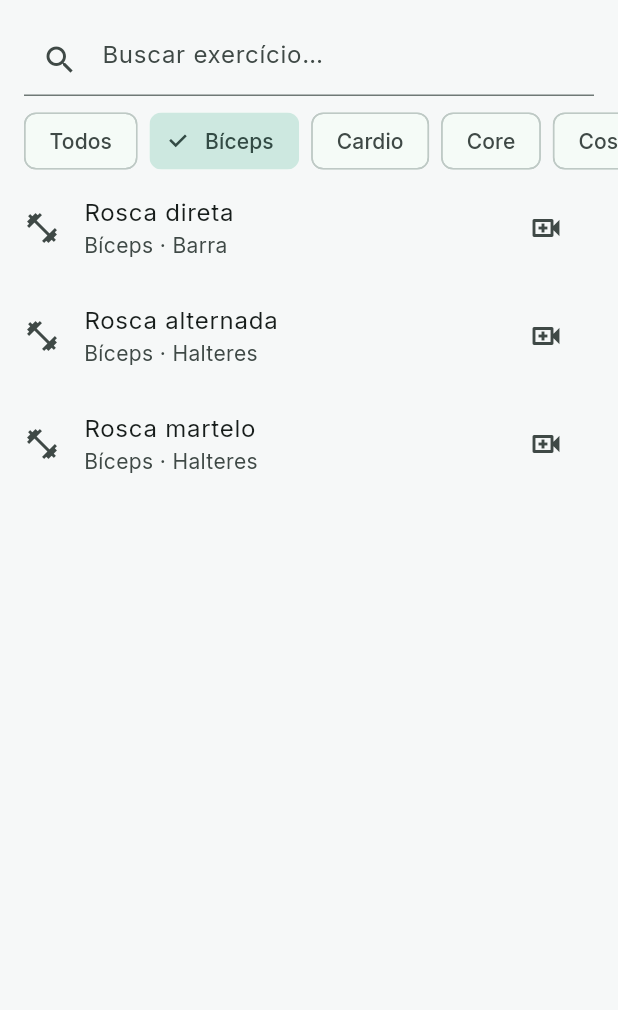
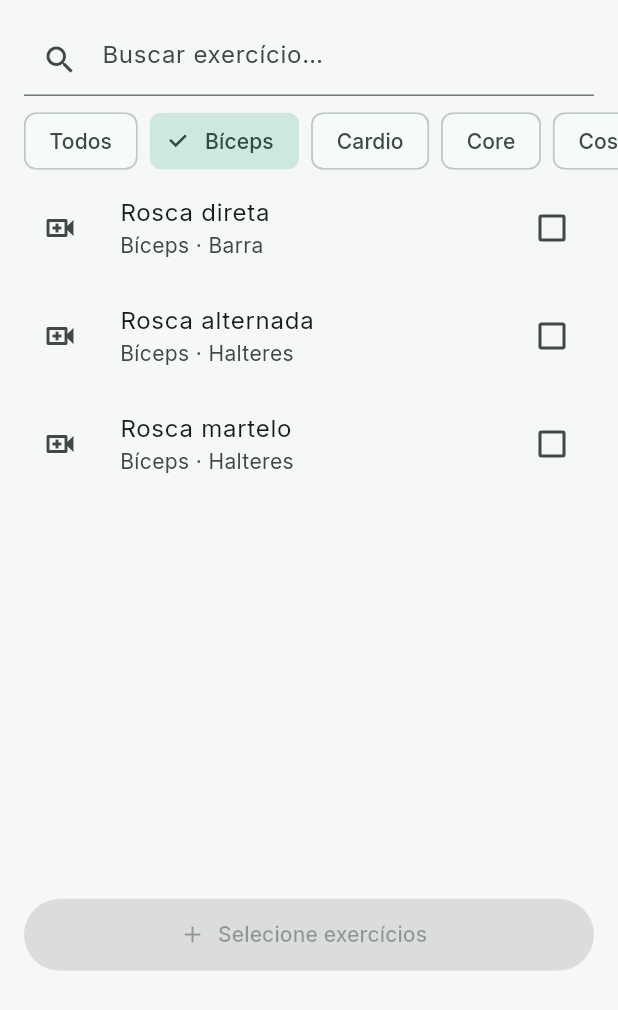
Before and after one commit to HKLopeS3/360Fit, a Flutter app: the _SeletorExercicio widget shown alone on an empty page, opened directly, after a tap on "Bíceps", on a phone screen of 412 x 824 dp. Shown: the top 1010 px of the screen. Run offline on Flutter 3.47's test engine with Material 3 defaults, Android fonts, the phone set to English and light mode, and no system bars; our stand-ins replace fl_chart, flutter_riverpod, go_router, google_fonts, image_picker, supabase_flutter; accounts and stored records are empty; statements that could not run were skipped.

Commit message:
Permitir selecionar múltiplos exercícios ao adicionar ao treino
Co-Authored-By: Claude Sonnet 4.6 <noreply@anthropic.com>

```diff
--- a/app/lib/features/personal/prescricao_screen.dart
+++ b/app/lib/features/personal/prescricao_screen.dart
@@ -45,22 +45,25 @@ class _PrescricaoScreenState extends ConsumerState<PrescricaoScreen> {
   }
 
   Future<void> _adicionarExercicio() async {
-    final exercicio = await showModalBottomSheet<Exercicio>(
+    final selecionados = await showModalBottomSheet<List<Exercicio>>(
       context: context,
       isScrollControlled: true,
       builder: (_) => const _SeletorExercicio(),
     );
-    if (exercicio == null || _treino == null) return;
+    if (selecionados == null || selecionados.isEmpty || _treino == null) return;
+    final idsExistentes = _treino!.itens.map((i) => i.exercicioId).toSet();
+    final novos = selecionados
+        .where((e) => !idsExistentes.contains(e.id))
+        .map((e) => ItemTreino(
+              exercicioId: e.id,
+              series: 3,
+              repeticoes: '10-12',
+              cargaKg: 0,
+            ))
+        .toList();
+    if (novos.isEmpty) return;
     setState(() {
-      _treino = _treino!.copyWith(itens: [
-        ..._treino!.itens,
-        ItemTreino(
-          exercicioId: exercicio.id,
-          series: 3,
-          repeticoes: '10-12',
-          cargaKg: 0,
-        ),
-      ]);
+      _treino = _treino!.copyWith(itens: [..._treino!.itens, ...novos]);
     });
   }
 
@@ -315,6 +318,7 @@ class _SeletorExercicio extends ConsumerStatefulWidget {
 class _SeletorExercicioState extends ConsumerState<_SeletorExercicio> {
   String _busca = '';
   String? _grupo;
+  final Set<String> _selecionados = {};
 
   Future<void> _editarVideo(Exercicio e) async {
     final controller = TextEditingController(text: e.videoUrl);
@@ -416,11 +420,17 @@ class _SeletorExercicioState extends ConsumerState<_SeletorExercicio> {
                   itemCount: filtrados.length,
                   itemBuilder: (context, i) {
                     final e = filtrados[i];
-                    return ListTile(
-                      leading: const Icon(Icons.fitness_center),
-                      title: Text(e.nome),
-                      subtitle: Text('${e.grupoMuscular} · ${e.equipamento}'),
-                      trailing: IconButton(
+                    final selecionado = _selecionados.contains(e.id);
+                    return CheckboxListTile(
+                      value: selecionado,
+                      onChanged: (_) => setState(() {
+                        if (selecionado) {
+                          _selecionados.remove(e.id);
+                        } else {
+                          _selecionados.add(e.id);
+                        }
+                      }),
+                      secondary: IconButton(
                         tooltip: e.videoUrl.isEmpty
                             ? 'Adicionar vídeo demonstrativo'
                             : 'Vídeo cadastrado — editar',
@@ -434,9 +444,31 @@ class _SeletorExercicioState extends ConsumerState<_SeletorExercicio> {
                         ),
                         onPressed: () => _editarVideo(e),
                       ),
-                      onTap: () => Navigator.of(context).pop(e),
+                      title: Text(e.nome),
+                      subtitle: Text('${e.grupoMuscular} · ${e.equipamento}'),
                     );
                   },
+                ),
+              ),
+              SafeArea(
+                child: Padding(
+                  padding: const EdgeInsets.fromLTRB(16, 8, 16, 12),
+                  child: FilledButton.icon(
+                    onPressed: _selecionados.isEmpty
+                        ? null
+                        : () {
+                            final escolhidos = biblioteca
+                                .where((e) => _selecionados.contains(e.id))
+                                .toList();
+                            Navigator.of(context).pop(escolhidos);
+                          },
+                    icon: const Icon(Icons.add),
+                    label: Text(_selecionados.isEmpty
+                        ? 'Selecione exercícios'
+                        : 'Adicionar (${_selecionados.length})'),
+                    style: FilledButton.styleFrom(
+                        minimumSize: const Size.fromHeight(48)),
+                  ),
                 ),
               ),
             ],
```
